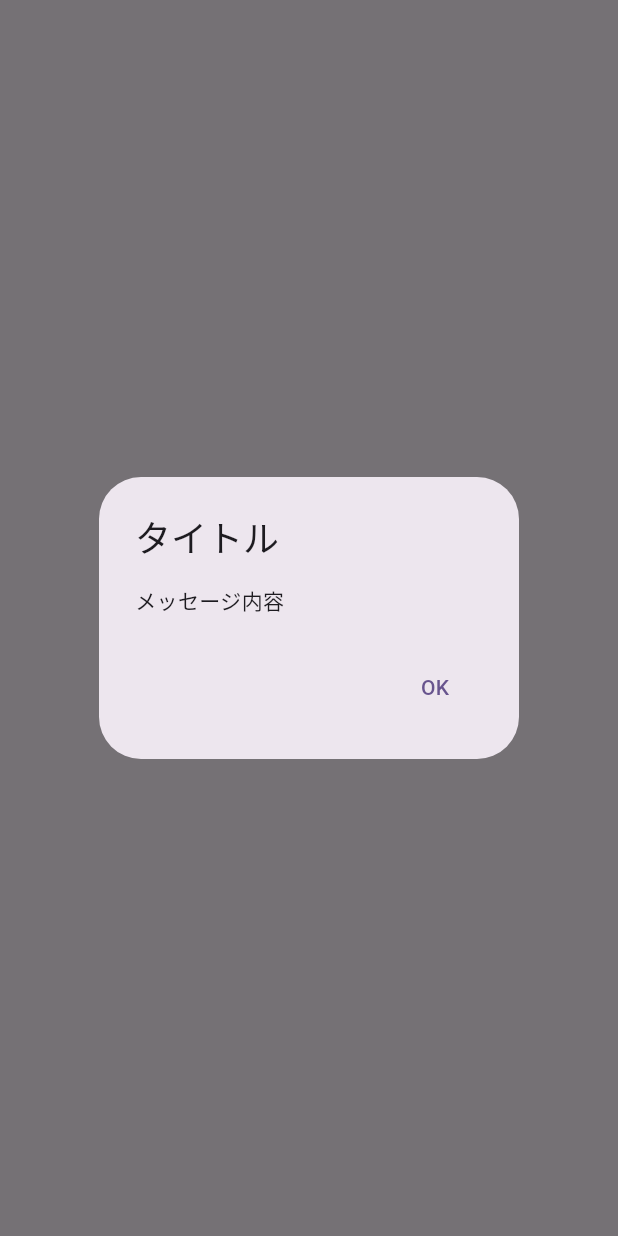
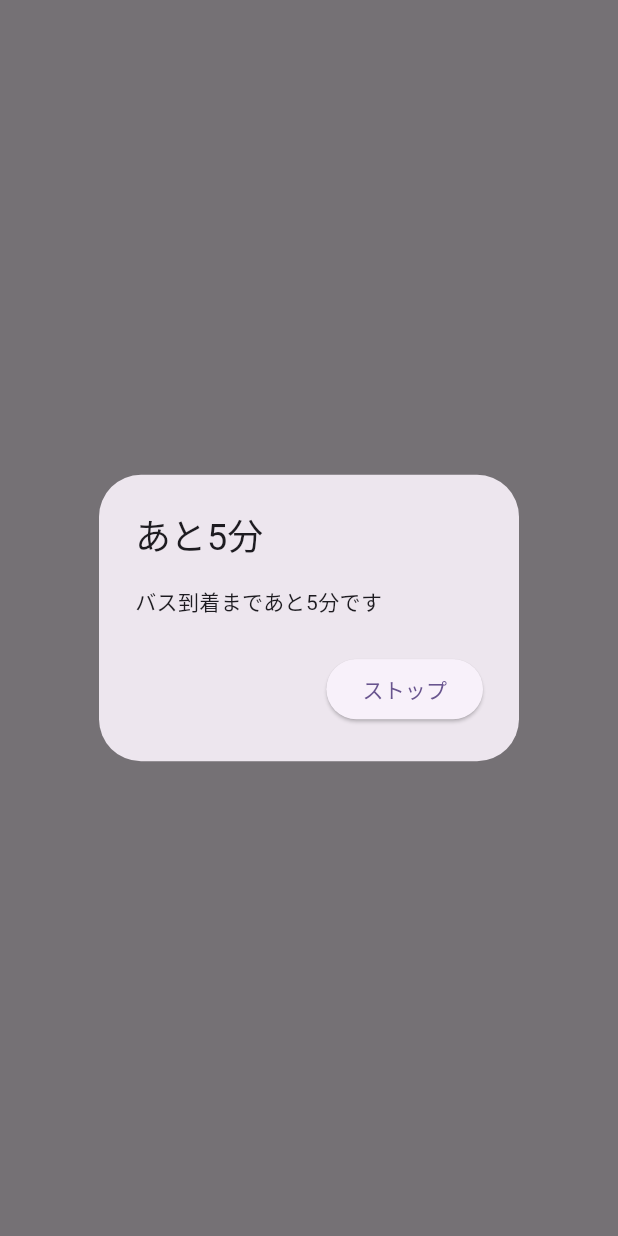
Before and after one commit to Yoshidagumi-group5/bus_app, a Flutter app: the AlarmTest screen opened directly, after a tap on "Clock-Alarm05-3(Mid-Loop)", on a phone screen of 412 x 824 dp. Run offline on Flutter 3.47's test engine with Material 3 defaults, Android fonts, the phone set to English and light mode, and no system bars; our stand-ins replace flutter_riverpod; missing offline and left inert: flutter_ringtone_player.

Commit message:
"Alarm"クラスを作成

```diff
--- a/lib/alarm.dart
+++ b/lib/alarm.dart
@@ -14,49 +14,56 @@ List<String> alarms = [
   'Clock-Alarm05-9(Far-Low-Loop)',
 ];
 
+class Alarm {
+  void start() async {
+    await Future.delayed(Duration(minutes: 0, seconds: 3));
+    FlutterRingtonePlayer.play(
+      fromAsset: 'assets/alarms/${alarms[2]}.mp3',
+      asAlarm: true,
+      looping: false
+    );
+  }
+
+  void stop() {
+    FlutterRingtonePlayer.stop();
+  }
+}
+
 class AlarmTest extends ConsumerWidget {
   const AlarmTest({super.key});
 
   @override
   Widget build(BuildContext context, WidgetRef ref) {
+    final alarm = Alarm();
+
     return Scaffold(
       body: Center(
         child: Column(
           mainAxisAlignment: MainAxisAlignment.center,
           children: [
             ElevatedButton(
-              onPressed: () {
-                debugPrint('テスト');
-                FlutterRingtonePlayer.play(
-                  fromAsset: 'assets/alarms/${alarms[2]}.mp3',
-                  asAlarm: true,
-                  looping: false,
-                );
+              child: Text(alarms[2]),
+              onPressed: () async {
+                alarm.start();
                 showDialog(
                   context: context,
                   builder: (context) {
                     return AlertDialog(
-                      title: Text("タイトル"),
-                      content: Text("メッセージ内容"),
+                      title: Text("あと${5}分"),
+                      content: Text("バス到着まであと${5}分です"),
                       actions: [
-                        TextButton(
-                          child: Text("OK"),
+                        ElevatedButton(
                           onPressed: () {
+                            alarm.stop();
                             Navigator.pop(context);
                           },
+                          child: Text('ストップ'),
                         ),
                       ],
                     );
                   },
                 );
               },
-              child: Text(alarms[2]),
-            ),
-            ElevatedButton(
-              onPressed: () {
-                FlutterRingtonePlayer.stop();
-              },
-              child: Text('ストップ'),
             ),
           ],
         ),
--- a/lib/main.dart
+++ b/lib/main.dart
@@ -62,7 +62,7 @@ class MainPage extends ConsumerWidget {
         bodyWidget = const ExamplePage2();
         break;
       case PageType.alarmTest:
-        bodyWidget = AlarmTest();
+        bodyWidget = const AlarmTest();
         break;
     }
 
```
